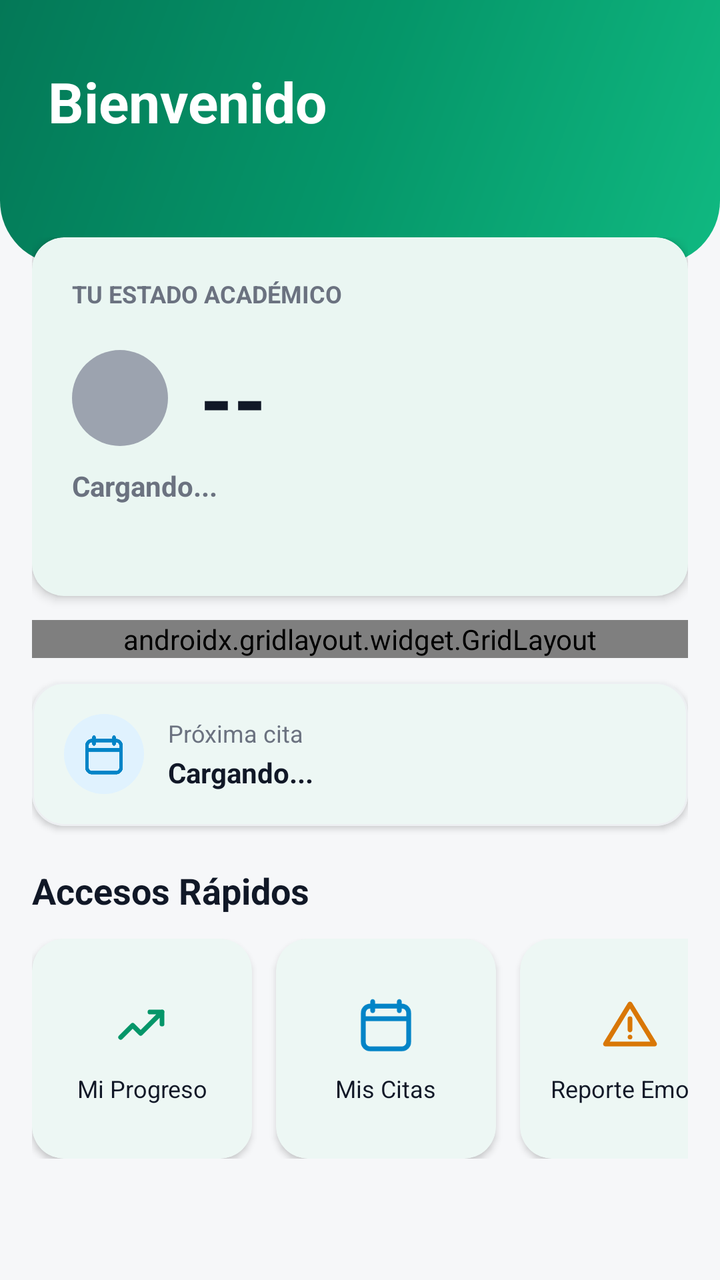
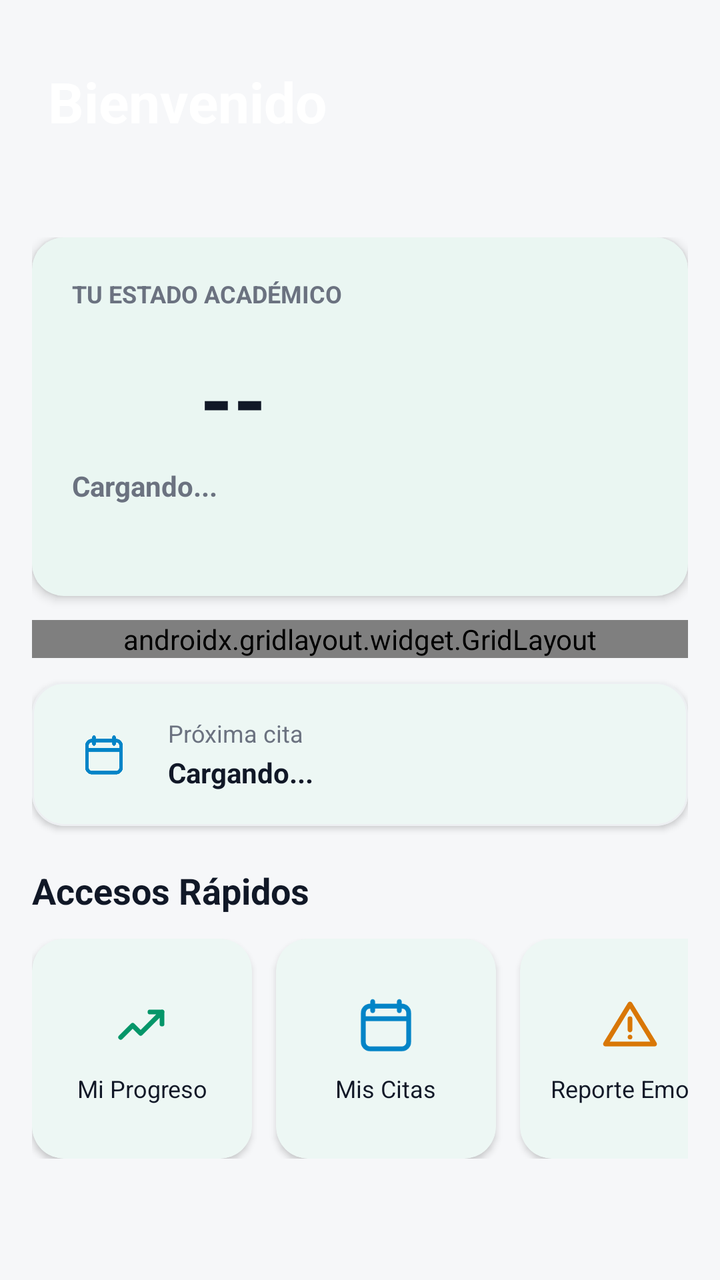

Before-and-after screenshots of an Android layout around one commit, followed by the original layout XML and the change that was made.
<!-- AndroidManifest.xml: application theme Theme.BienestarUPC -->
<!-- res/layout/fragment_student_dashboard.xml -->
<?xml version="1.0" encoding="utf-8"?>
<androidx.core.widget.NestedScrollView
    xmlns:android="http://schemas.android.com/apk/res/android"
    xmlns:app="http://schemas.android.com/apk/res-auto"
    android:layout_width="match_parent"
    android:layout_height="match_parent"
    android:background="@color/background_gray"
    android:fillViewport="true">

    <LinearLayout
        android:layout_width="match_parent"
        android:layout_height="wrap_content"
        android:orientation="vertical"
        android:paddingBottom="24dp">

        
        <LinearLayout
            android:layout_width="match_parent"
            android:layout_height="wrap_content"
            android:orientation="vertical"
            android:paddingStart="24dp"
            android:paddingEnd="24dp"
            android:paddingTop="32dp"
            android:paddingBottom="40dp"
            android:background="@drawable/gradient_header">

            <TextView
                android:layout_width="wrap_content"
                android:layout_height="wrap_content"
                android:text="Bienvenido"
                android:textColor="@color/white"
                android:textSize="28sp"
                android:textStyle="bold" />

            <TextView
                android:id="@+id/text_date"
                android:layout_width="wrap_content"
                android:layout_height="wrap_content"
                android:layout_marginTop="4dp"
                android:text=""
                android:textColor="@color/green_light"
                android:textSize="14sp" />
        </LinearLayout>

        
        <LinearLayout
            android:layout_width="match_parent"
            android:layout_height="wrap_content"
            android:orientation="vertical"
            android:padding="16dp"
            android:layout_marginTop="-30dp">

            
            <com.google.android.material.card.MaterialCardView
                android:layout_width="match_parent"
                android:layout_height="wrap_content"
                app:cardBackgroundColor="@color/white_card"
                app:cardCornerRadius="16dp"
                app:cardElevation="3dp"
                app:strokeWidth="0dp">

                <LinearLayout
                    android:layout_width="match_parent"
                    android:layout_height="wrap_content"
                    android:orientation="vertical"
                    android:padding="20dp">

                    <TextView
                        android:layout_width="wrap_content"
                        android:layout_height="wrap_content"
                        android:text="TU ESTADO ACADÉMICO"
                        android:textColor="@color/text_secondary"
                        android:textSize="12sp"
                        android:textStyle="bold" />

                    <LinearLayout
                        android:layout_width="match_parent"
                        android:layout_height="wrap_content"
                        android:layout_marginTop="16dp"
                        android:gravity="center_vertical"
                        android:orientation="horizontal">

                        <View
                            android:id="@+id/semaforo_circle"
                            android:layout_width="48dp"
                            android:layout_height="48dp"
                            android:background="@drawable/semaforo_circle_gray" />

                        <TextView
                            android:id="@+id/txt_promedio"
                            android:layout_width="wrap_content"
                            android:layout_height="wrap_content"
                            android:layout_marginStart="16dp"
                            android:text="--"
                            android:textColor="@color/text_primary"
                            android:textSize="42sp"
                            android:textStyle="bold" />
                    </LinearLayout>

                    <TextView
                        android:id="@+id/txt_nivel"
                        android:layout_width="wrap_content"
                        android:layout_height="wrap_content"
                        android:layout_marginTop="6dp"
                        android:text="Cargando..."
                        android:textColor="@color/text_secondary"
                        android:textSize="14sp"
                        android:textStyle="bold" />

                    <TextView
                        android:id="@+id/txt_recomendacion"
                        android:layout_width="match_parent"
                        android:layout_height="wrap_content"
                        android:layout_marginTop="8dp"
                        android:textColor="@color/text_secondary"
                        android:textSize="13sp" />
                </LinearLayout>
            </com.google.android.material.card.MaterialCardView>

            
            <androidx.gridlayout.widget.GridLayout
                android:layout_width="match_parent"
                android:layout_height="wrap_content"
                android:layout_marginTop="12dp"
                app:columnCount="3"
                app:rowCount="1"
                app:layout_columnWeight="1"
                app:layout_rowWeight="1">

                <com.google.android.material.card.MaterialCardView
                    android:layout_width="0dp"
                    android:layout_height="wrap_content"
                    android:layout_margin="4dp"
                    app:cardBackgroundColor="@color/white_card"
                    app:cardCornerRadius="16dp"
                    app:cardElevation="2dp"
                    app:strokeWidth="0dp"
                    app:layout_columnWeight="1"
                    app:layout_rowWeight="1">

                    <LinearLayout
                        android:layout_width="match_parent"
                        android:layout_height="wrap_content"
                        android:orientation="vertical"
                        android:padding="16dp"
                        android:gravity="center">

                        <TextView
                            android:id="@+id/txt_materias"
                            android:layout_width="wrap_content"
                            android:layout_height="wrap_content"
                            android:text="0"
                            android:textColor="@color/text_primary"
                            android:textSize="26sp"
                            android:textStyle="bold" />

                        <TextView
                            android:layout_width="wrap_content"
                            android:layout_height="wrap_content"
                            android:text="Materias"
                            android:textColor="@color/text_secondary"
                            android:textSize="12sp" />
                    </LinearLayout>
                </com.google.android.material.card.MaterialCardView>

                <com.google.android.material.card.MaterialCardView
                    android:layout_width="0dp"
                    android:layout_height="wrap_content"
                    android:layout_margin="4dp"
                    app:cardBackgroundColor="@color/white_card"
                    app:cardCornerRadius="16dp"
                    app:cardElevation="2dp"
                    app:strokeWidth="0dp"
                    app:layout_columnWeight="1"
                    app:layout_rowWeight="1">

                    <LinearLayout
                        android:layout_width="match_parent"
                        android:layout_height="wrap_content"
                        android:orientation="vertical"
                        android:padding="16dp"
                        android:gravity="center">

                        <TextView
                            android:id="@+id/txt_riesgo"
                            android:layout_width="wrap_content"
                            android:layout_height="wrap_content"
                            android:text="0"
                            android:textColor="@color/error_text"
                            android:textSize="26sp"
                            android:textStyle="bold" />

                        <TextView
                            android:layout_width="wrap_content"
                            android:layout_height="wrap_content"
                            android:text="En riesgo"
                            android:textColor="@color/text_secondary"
                            android:textSize="12sp" />
                    </LinearLayout>
                </com.google.android.material.card.MaterialCardView>

                <com.google.android.material.card.MaterialCardView
                    android:layout_width="0dp"
                    android:layout_height="wrap_content"
                    android:layout_margin="4dp"
                    app:cardBackgroundColor="@color/white_card"
                    app:cardCornerRadius="16dp"
                    app:cardElevation="2dp"
                    app:strokeWidth="0dp"
                    app:layout_columnWeight="1"
                    app:layout_rowWeight="1">

                    <LinearLayout
                        android:layout_width="match_parent"
                        android:layout_height="wrap_content"
                        android:orientation="vertical"
                        android:padding="16dp"
                        android:gravity="center">

                        <TextView
                            android:id="@+id/txt_aprobadas"
                            android:layout_width="wrap_content"
                            android:layout_height="wrap_content"
                            android:text="0"
                            android:textColor="@color/success_text"
                            android:textSize="26sp"
                            android:textStyle="bold" />

                        <TextView
                            android:layout_width="wrap_content"
                            android:layout_height="wrap_content"
                            android:text="Aprobadas"
                            android:textColor="@color/text_secondary"
                            android:textSize="12sp" />
                    </LinearLayout>
                </com.google.android.material.card.MaterialCardView>
            </androidx.gridlayout.widget.GridLayout>

            
            <com.google.android.material.card.MaterialCardView
                android:layout_width="match_parent"
                android:layout_height="wrap_content"
                android:layout_marginTop="12dp"
                app:cardBackgroundColor="@color/white_card"
                app:cardCornerRadius="16dp"
                app:cardElevation="2dp">

                <LinearLayout
                    android:layout_width="match_parent"
                    android:layout_height="wrap_content"
                    android:orientation="horizontal"
                    android:gravity="center_vertical"
                    android:padding="16dp">

                    <ImageView
                        android:layout_width="40dp"
                        android:layout_height="40dp"
                        android:src="@drawable/ic_calendar"
                        app:tint="@color/blue_primary"
                        android:background="@drawable/badge_circle_blue"
                        android:padding="8dp" />

                    <LinearLayout
                        android:layout_width="0dp"
                        android:layout_height="wrap_content"
                        android:layout_marginStart="12dp"
                        android:layout_weight="1"
                        android:orientation="vertical">

                        <TextView
                            android:layout_width="wrap_content"
                            android:layout_height="wrap_content"
                            android:text="Próxima cita"
                            android:textColor="@color/text_secondary"
                            android:textSize="12sp" />

                        <TextView
                            android:id="@+id/txt_proxima_cita"
                            android:layout_width="match_parent"
                            android:layout_height="wrap_content"
                            android:layout_marginTop="2dp"
                            android:text="Cargando..."
                            android:textColor="@color/text_primary"
                            android:textSize="14sp"
                            android:textStyle="bold" />
                    </LinearLayout>
                </LinearLayout>
            </com.google.android.material.card.MaterialCardView>

            
            <TextView
                android:layout_width="wrap_content"
                android:layout_height="wrap_content"
                android:layout_marginTop="20dp"
                android:layout_marginBottom="12dp"
                android:text="Accesos Rápidos"
                android:textColor="@color/text_primary"
                android:textSize="18sp"
                android:textStyle="bold" />

            <HorizontalScrollView
                android:layout_width="match_parent"
                android:layout_height="wrap_content"
                android:scrollbars="none">

                <LinearLayout
                    android:layout_width="wrap_content"
                    android:layout_height="wrap_content"
                    android:orientation="horizontal">

                    <com.google.android.material.card.MaterialCardView
                        android:id="@+id/quick_progress"
                        android:layout_width="110dp"
                        android:layout_height="110dp"
                        android:layout_marginEnd="12dp"
                        app:cardBackgroundColor="@color/white_card"
                        app:cardCornerRadius="16dp"
                        app:cardElevation="2dp"
                        app:strokeWidth="0dp"
                        android:clickable="true"
                        android:focusable="true">

                        <LinearLayout
                            android:layout_width="match_parent"
                            android:layout_height="match_parent"
                            android:orientation="vertical"
                            android:gravity="center"
                            android:padding="12dp">

                            <ImageView
                                android:layout_width="32dp"
                                android:layout_height="32dp"
                                android:src="@drawable/ic_trending"
                                app:tint="@color/green_primary" />

                            <TextView
                                android:layout_width="wrap_content"
                                android:layout_height="wrap_content"
                                android:layout_marginTop="8dp"
                                android:text="Mi Progreso"
                                android:textColor="@color/text_primary"
                                android:textSize="12sp"
                                android:gravity="center" />
                        </LinearLayout>
                    </com.google.android.material.card.MaterialCardView>

                    <com.google.android.material.card.MaterialCardView
                        android:id="@+id/quick_appointments"
                        android:layout_width="110dp"
                        android:layout_height="110dp"
                        android:layout_marginEnd="12dp"
                        app:cardBackgroundColor="@color/white_card"
                        app:cardCornerRadius="16dp"
                        app:cardElevation="2dp"
                        app:strokeWidth="0dp"
                        android:clickable="true"
                        android:focusable="true">

                        <LinearLayout
                            android:layout_width="match_parent"
                            android:layout_height="match_parent"
                            android:orientation="vertical"
                            android:gravity="center"
                            android:padding="12dp">

                            <ImageView
                                android:layout_width="32dp"
                                android:layout_height="32dp"
                                android:src="@drawable/ic_calendar"
                                app:tint="@color/blue_primary" />

                            <TextView
                                android:layout_width="wrap_content"
                                android:layout_height="wrap_content"
                                android:layout_marginTop="8dp"
                                android:text="Mis Citas"
                                android:textColor="@color/text_primary"
                                android:textSize="12sp"
                                android:gravity="center" />
                        </LinearLayout>
                    </com.google.android.material.card.MaterialCardView>

                    <com.google.android.material.card.MaterialCardView
                        android:id="@+id/quick_emotion"
                        android:layout_width="110dp"
                        android:layout_height="110dp"
                        android:layout_marginEnd="12dp"
                        app:cardBackgroundColor="@color/white_card"
                        app:cardCornerRadius="16dp"
                        app:cardElevation="2dp"
                        app:strokeWidth="0dp"
                        android:clickable="true"
                        android:focusable="true">

                        <LinearLayout
                            android:layout_width="match_parent"
                            android:layout_height="match_parent"
                            android:orientation="vertical"
                            android:gravity="center"
                            android:padding="12dp">

                            <ImageView
                                android:layout_width="32dp"
                                android:layout_height="32dp"
                                android:src="@drawable/ic_warning"
                                app:tint="@color/orange_primary" />

                            <TextView
                                android:layout_width="wrap_content"
                                android:layout_height="wrap_content"
                                android:layout_marginTop="8dp"
                                android:text="Reporte Emoc."
                                android:textColor="@color/text_primary"
                                android:textSize="12sp"
                                android:gravity="center" />
                        </LinearLayout>
                    </com.google.android.material.card.MaterialCardView>

                    <com.google.android.material.card.MaterialCardView
                        android:id="@+id/quick_courses"
                        android:layout_width="110dp"
                        android:layout_height="110dp"
                        android:layout_marginEnd="12dp"
                        app:cardBackgroundColor="@color/white_card"
                        app:cardCornerRadius="16dp"
                        app:cardElevation="2dp"
                        android:clickable="true"
                        android:focusable="true">

                        <LinearLayout
                            android:layout_width="match_parent"
                            android:layout_height="match_parent"
                            android:orientation="vertical"
                            android:gravity="center"
                            android:padding="12dp">

                            <ImageView
                                android:layout_width="32dp"
                                android:layout_height="32dp"
                                android:src="@drawable/ic_book"
                                app:tint="@color/blue_primary" />

                            <TextView
                                android:layout_width="wrap_content"
                                android:layout_height="wrap_content"
                                android:layout_marginTop="8dp"
                                android:text="Mis Cursos"
                                android:textColor="@color/text_primary"
                                android:textSize="12sp"
                                android:gravity="center" />
                        </LinearLayout>
                    </com.google.android.material.card.MaterialCardView>

                    <com.google.android.material.card.MaterialCardView
                        android:id="@+id/quick_bienestar"
                        android:layout_width="110dp"
                        android:layout_height="110dp"
                        android:layout_marginEnd="12dp"
                        app:cardBackgroundColor="@color/white_card"
                        app:cardCornerRadius="16dp"
                        app:cardElevation="2dp"
                        android:clickable="true"
                        android:focusable="true">

                        <LinearLayout
                            android:layout_width="match_parent"
                            android:layout_height="match_parent"
                            android:orientation="vertical"
                            android:gravity="center"
                            android:padding="12dp">

                            <ImageView
                                android:layout_width="32dp"
                                android:layout_height="32dp"
                                android:src="@drawable/ic_audit"
                                app:tint="@color/green_primary" />

                            <TextView
                                android:layout_width="wrap_content"
                                android:layout_height="wrap_content"
                                android:layout_marginTop="8dp"
                                android:text="Mi Bienestar"
                                android:textColor="@color/text_primary"
                                android:textSize="12sp"
                                android:gravity="center" />
                        </LinearLayout>
                    </com.google.android.material.card.MaterialCardView>

                </LinearLayout>
            </HorizontalScrollView>

            
            <com.google.android.material.progressindicator.CircularProgressIndicator
                android:id="@+id/progress_loading"
                android:layout_width="wrap_content"
                android:layout_height="wrap_content"
                android:layout_gravity="center_horizontal"
                android:layout_marginTop="24dp"
                android:indeterminate="true"
                android:visibility="gone"
                app:indicatorColor="@color/green_primary"
                app:indicatorSize="40dp" />

            
            <TextView
                android:id="@+id/txt_empty"
                android:layout_width="match_parent"
                android:layout_height="wrap_content"
                android:layout_marginTop="16dp"
                android:gravity="center"
                android:text="Aún no tienes notas registradas. Cuando tus docentes las registren verás aquí tu estado académico."
                android:textColor="@color/text_secondary"
                android:textSize="14sp"
                android:visibility="gone" />

        </LinearLayout>
    </LinearLayout>
</androidx.core.widget.NestedScrollView>
<!-- resources referenced by this layout -->
<resources>
  <color name="background_gray">#F6F7F9</color>
  <color name="blue_primary">#0284C7</color>
  <color name="error_text">#DC2626</color>
  <color name="green_light">#D1FAE5</color>
  <color name="green_primary">#059669</color>
  <color name="orange_primary">#D97706</color>
  <color name="success_text">#047857</color>
  <color name="text_primary">#111827</color>
  <color name="text_secondary">#6B7280</color>
  <color name="white">#FFFFFF</color>
  <color name="white_card">#FFFFFF</color>
  <!-- drawable badge_circle_blue (drawable) -->
  <?xml version="1.0" encoding="utf-8"?>
  <shape xmlns:android="http://schemas.android.com/apk/res/android"
      android:shape="oval">
      <solid android:color="@color/info_bg" />
  </shape>
  <!-- drawable gradient_header (drawable) -->
  <?xml version="1.0" encoding="utf-8"?>
  <shape xmlns:android="http://schemas.android.com/apk/res/android"
      android:shape="rectangle">
      <gradient
          android:angle="135"
          android:startColor="#10B981"
          android:centerColor="@color/green_primary"
          android:endColor="@color/green_primary_dark"
          android:type="linear" />
      <corners
          android:bottomLeftRadius="32dp"
          android:bottomRightRadius="32dp" />
  </shape>
  <!-- drawable semaforo_circle_gray (drawable) -->
  <?xml version="1.0" encoding="utf-8"?>
  <shape xmlns:android="http://schemas.android.com/apk/res/android"
      android:shape="oval">
      <solid android:color="@color/gray_medium" />
  </shape>
  <color name="info_bg">#E0F2FE</color>
  <color name="green_primary_dark">#047857</color>
  <color name="gray_medium">#9CA3AF</color>
  <color name="green_container">#D1FAE5</color>
  <color name="on_primary_container">#053B2A</color>
  <color name="teal_primary">#0D9488</color>
  <color name="teal_light">#CCFBF1</color>
  <color name="surface_container_low">#F8FAFC</color>
  <color name="surface_container">#EFF2F5</color>
  <color name="surface_container_high">#E7EAEE</color>
  <color name="surface_container_highest">#DEE2E8</color>
  <color name="surface_outline">#C9CFD8</color>
  <color name="surface_outline_variant">#E4E7EC</color>
  <style name="Widget.BienestarUPC.Card" parent="Widget.Material3.CardView.Elevated">
          <item name="cardCornerRadius">20dp</item>
          <item name="cardElevation">1dp</item>
          <item name="cardBackgroundColor">@color/white_card</item>
          <item name="strokeColor">@color/stroke_color</item>
          <item name="strokeWidth">1dp</item>
          <item name="rippleColor">@color/green_light</item>
      </style>
  <style name="ThemeOverlay.BienestarUPC.MaterialAlertDialog" parent="ThemeOverlay.Material3.MaterialAlertDialog">
          <item name="shapeAppearanceOverlay">@style/ShapeAppearance.BienestarUPC.Dialog</item>
          <item name="colorSecondary">@color/green_primary</item>
      </style>
  <style name="Widget.BienestarUPC.Snackbar" parent="Widget.Material3.Snackbar">
          <item name="backgroundTint">@color/text_primary</item>
          <item name="android:textColor">@color/white_card</item>
          <item name="shapeAppearanceOverlay">@style/ShapeAppearance.BienestarUPC.Snackbar</item>
      </style>
  <color name="stroke_color">#EDEFF2</color>
  <color name="nav_background">#FFFFFF</color>
  <color name="chip_bg">#F3F4F6</color>
  <color name="chip_text">#111827</color>
  <style name="ShapeAppearance.BienestarUPC.Dialog" parent="ShapeAppearance.Material3.LargeComponent">
          <item name="cornerSize">24dp</item>
      </style>
  <style name="ShapeAppearance.BienestarUPC.Snackbar" parent="ShapeAppearance.Material3.MediumComponent">
          <item name="cornerFamily">rounded</item>
          <item name="cornerSize">14dp</item>
      </style>
  <!-- unchanged entries left out for length: 10 -->
</resources>

<!-- the commit's change to res/layout/fragment_student_dashboard.xml (unified diff, before → after) -->
@@ -4,7 +4,7 @@
     xmlns:app="http://schemas.android.com/apk/res-auto"
     android:layout_width="match_parent"
     android:layout_height="match_parent"
-    android:background="@color/background_gray"
+   
     android:fillViewport="true">
 
     <LinearLayout
@@ -22,7 +22,7 @@
             android:paddingEnd="24dp"
             android:paddingTop="32dp"
             android:paddingBottom="40dp"
-            android:background="@drawable/gradient_header">
+           >
 
             <TextView
                 android:layout_width="wrap_content"
@@ -84,7 +84,7 @@
                             android:id="@+id/semaforo_circle"
                             android:layout_width="48dp"
                             android:layout_height="48dp"
-                            android:background="@drawable/semaforo_circle_gray" />
+                            />
 
                         <TextView
                             android:id="@+id/txt_promedio"
@@ -252,12 +252,12 @@
                     android:gravity="center_vertical"
                     android:padding="16dp">
 
-                    <ImageView
+                    <ImageView android:contentDescription="@null"
                         android:layout_width="40dp"
                         android:layout_height="40dp"
                         android:src="@drawable/ic_calendar"
                         app:tint="@color/blue_primary"
-                        android:background="@drawable/badge_circle_blue"
+                       
                         android:padding="8dp" />
 
                     <LinearLayout
@@ -327,7 +327,7 @@
                             android:gravity="center"
                             android:padding="12dp">
 
-                            <ImageView
+                            <ImageView android:contentDescription="@null"
                                 android:layout_width="32dp"
                                 android:layout_height="32dp"
                                 android:src="@drawable/ic_trending"
@@ -363,7 +363,7 @@
                             android:gravity="center"
                             android:padding="12dp">
 
-                            <ImageView
+                            <ImageView android:contentDescription="@null"
                                 android:layout_width="32dp"
                                 android:layout_height="32dp"
                                 android:src="@drawable/ic_calendar"
@@ -399,7 +399,7 @@
                             android:gravity="center"
                             android:padding="12dp">
 
-                            <ImageView
+                            <ImageView android:contentDescription="@null"
                                 android:layout_width="32dp"
                                 android:layout_height="32dp"
                                 android:src="@drawable/ic_warning"
@@ -434,7 +434,7 @@
                             android:gravity="center"
                             android:padding="12dp">
 
-                            <ImageView
+                            <ImageView android:contentDescription="@null"
                                 android:layout_width="32dp"
                                 android:layout_height="32dp"
                                 android:src="@drawable/ic_book"
@@ -469,7 +469,7 @@
                             android:gravity="center"
                             android:padding="12dp">
 
-                            <ImageView
+                            <ImageView android:contentDescription="@null"
                                 android:layout_width="32dp"
                                 android:layout_height="32dp"
                                 android:src="@drawable/ic_audit"
<!-- resource entries referenced after the edit -->
@@ -11,33 +11,6 @@
   <color name="text_secondary">#6B7280</color>
   <color name="white">#FFFFFF</color>
   <color name="white_card">#FFFFFF</color>
-  <!-- drawable badge_circle_blue (drawable) -->
-  <?xml version="1.0" encoding="utf-8"?>
-  <shape xmlns:android="http://schemas.android.com/apk/res/android"
-      android:shape="oval">
-      <solid android:color="@color/info_bg" />
-  </shape>
-  <!-- drawable gradient_header (drawable) -->
-  <?xml version="1.0" encoding="utf-8"?>
-  <shape xmlns:android="http://schemas.android.com/apk/res/android"
-      android:shape="rectangle">
-      <gradient
-          android:angle="135"
-          android:startColor="#10B981"
-          android:centerColor="@color/green_primary"
-          android:endColor="@color/green_primary_dark"
-          android:type="linear" />
-      <corners
-          android:bottomLeftRadius="32dp"
-          android:bottomRightRadius="32dp" />
-  </shape>
-  <!-- drawable semaforo_circle_gray (drawable) -->
-  <?xml version="1.0" encoding="utf-8"?>
-  <shape xmlns:android="http://schemas.android.com/apk/res/android"
-      android:shape="oval">
-      <solid android:color="@color/gray_medium" />
-  </shape>
-  <color name="info_bg">#E0F2FE</color>
   <color name="green_primary_dark">#047857</color>
   <color name="gray_medium">#9CA3AF</color>
   <color name="green_container">#D1FAE5</color>
